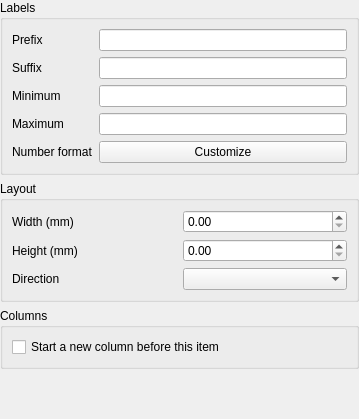
The window that src/ui/qgscolorramplegendnodewidgetbase.ui (qgis/QGIS) describes before a commit, drawn with Qt 5.
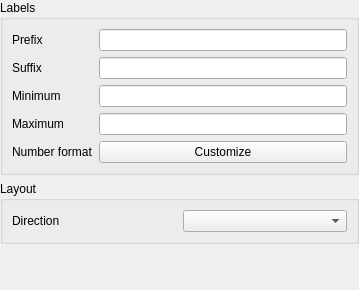
The same window after the commit. Custom widgets are drawn as their Qt base class.

Commit message: Allow customisation of color ramp legend items in a print layout legend

Patch:
```diff
--- a/src/ui/qgscolorramplegendnodewidgetbase.ui
+++ b/src/ui/qgscolorramplegendnodewidgetbase.ui
@@ -7,9 +7,15 @@
     <x>0</x>
     <y>0</y>
     <width>359</width>
-    <height>419</height>
+    <height>290</height>
    </rect>
   </property>
+  <property name="sizePolicy">
+   <sizepolicy hsizetype="Preferred" vsizetype="Minimum">
+    <horstretch>0</horstretch>
+    <verstretch>0</verstretch>
+   </sizepolicy>
+  </property>
   <property name="windowTitle">
    <string>Legend Node Properties</string>
   </property>
@@ -98,52 +104,16 @@
       <string>Layout</string>
      </property>
      <layout class="QGridLayout" name="gridLayout_2" columnstretch="0,0">
-      <item row="0" column="1">
-       <widget class="QgsDoubleSpinBox" name="mWidthSpinBox"/>
-      </item>
-      <item row="2" column="0">
+      <item row="0" column="0">
        <widget class="QLabel" name="label_3">
         <property name="text">
          <string>Direction</string>
         </property>
        </widget>
       </item>
-      <item row="2" column="1">
+      <item row="0" column="1">
        <widget class="QComboBox" name="mDirectionComboBox"/>
       </item>
-      <item row="0" column="0">
-       <widget class="QLabel" name="mPatchWidthLabel">
-        <property name="text">
-         <string>Width (mm)</string>
-        </property>
-       </widget>
-      </item>
-      <item row="1" column="1">
-       <widget class="QgsDoubleSpinBox" name="mHeightSpinBox"/>
-      </item>
-      <item row="1" column="0">
-       <widget class="QLabel" name="mPatchHeightLabel">
-        <property name="text">
-         <string>Height (mm)</string>
-        </property>
-       </widget>
-      </item>
-     </layout>
-    </widget>
-   </item>
-   <item>
-    <widget class="QGroupBox" name="groupBox_3">
-     <property name="title">
-      <string>Columns</string>
-     </property>
-     <layout class="QGridLayout" name="gridLayout_4" columnstretch="0,0">
-      <item row="0" column="0" colspan="2">
-       <widget class="QCheckBox" name="mColumnBreakBeforeCheckBox">
-        <property name="text">
-         <string>Start a new column before this item</string>
-        </property>
-       </widget>
-      </item>
      </layout>
     </widget>
    </item>
@@ -155,7 +125,7 @@
      <property name="sizeHint" stdset="0">
       <size>
        <width>0</width>
-       <height>66</height>
+       <height>0</height>
       </size>
      </property>
     </spacer>
@@ -163,11 +133,6 @@
   </layout>
  </widget>
  <customwidgets>
-  <customwidget>
-   <class>QgsDoubleSpinBox</class>
-   <extends>QDoubleSpinBox</extends>
-   <header>qgsdoublespinbox.h</header>
-  </customwidget>
   <customwidget>
    <class>QgsPanelWidget</class>
    <extends>QWidget</extends>
```
Left out of the diff: 3 changed lines with no effect on the pictures. The commit also changes 9 other files.
